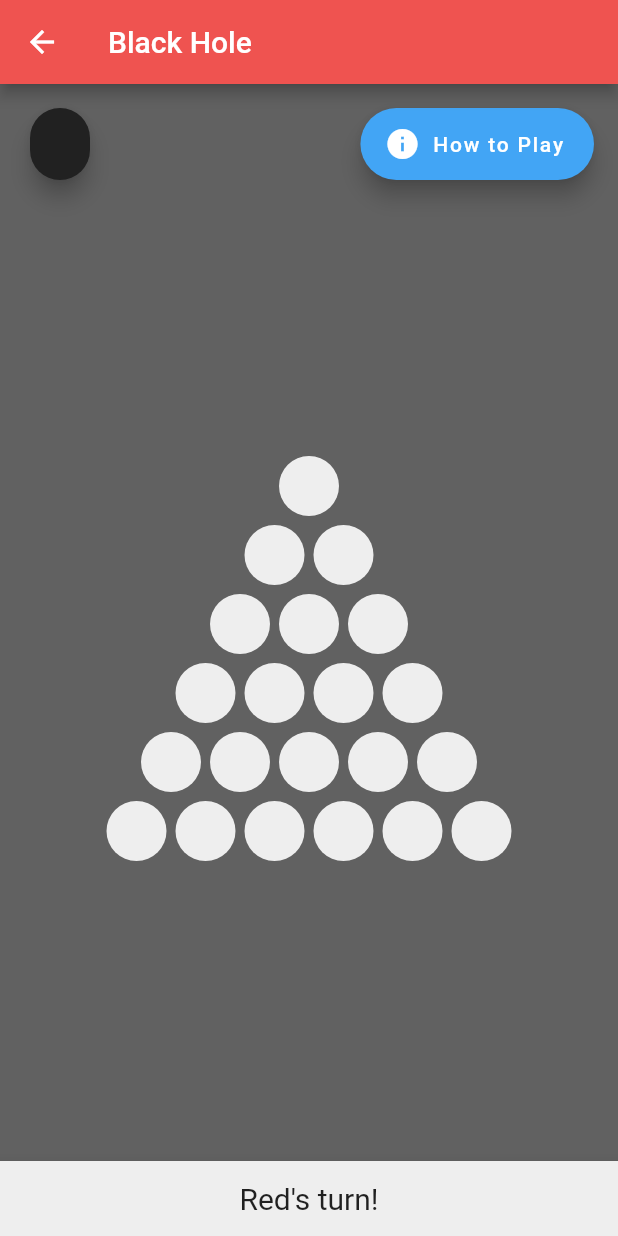
After one commit to tuliosj/game-on, a Flutter app: the screen it shows after launch, after a tap on "Black Hole", on a phone screen of 412 x 824 dp. The commit adds this screen. Run offline on Flutter 3.47's test engine with Material 2 defaults, Android fonts, the phone set to English and light mode, and no system bars; our stand-ins replace get_it, google_fonts, rxdart.

Commit message:
Black Hole design

```diff
--- a/lib/main.dart
+++ b/lib/main.dart
@@ -1,5 +1,6 @@
 import 'package:flutter/material.dart';
 import 'package:game_on/screens/orderAndChaos/orderAndChaos.dart';
+import 'package:game_on/screens/blackHole/blackHole.dart';
 import 'package:get_it/get_it.dart';
 import 'routes.dart';
 
@@ -7,6 +8,7 @@ final getIt = GetIt.instance;
 
 void main() {
   getIt.registerSingleton<OrderAndChaos>(OrderAndChaos());
+  getIt.registerSingleton<BlackHole>(BlackHole());
   runApp(GameOn());
 }
 
--- a/lib/routes.dart
+++ b/lib/routes.dart
@@ -1,8 +1,10 @@
 import 'package:flutter/widgets.dart';
 import 'package:game_on/screens/home/index.dart';
 import 'package:game_on/screens/orderAndChaos/index.dart';
+import 'package:game_on/screens/blackHole/index.dart';
 
 final Map<String, WidgetBuilder> routes = <String, WidgetBuilder>{
   "/": (BuildContext context) => HomeScreen(),
   "/oac": (BuildContext context) => OacScreen(),
+  "/blackhole": (BuildContext context) => BlackHoleScreen(),
 };
--- /dev/null
+++ b/lib/screens/blackHole/blackHole.dart
@@ -0,0 +1,101 @@
+import 'package:flutter/material.dart';
+import 'package:rxdart/rxdart.dart';
+
+import 'package:game_on/custom_flutter/dialog.dart' as customDialog;
+
+class BlackHole {
+  BehaviorSubject<bool> _resetExtended = BehaviorSubject<bool>.seeded(false);
+  Stream get resetExtended$ => _resetExtended.stream;
+  bool get currentResetExtended => _resetExtended.value;
+
+  BehaviorSubject<List<int>> _board = BehaviorSubject<List<int>>.seeded(
+      new List<int>.filled(21, 0, growable: false));
+  Stream get board$ => _board.stream;
+  List<int> get currentBoard => _board.value;
+
+  BehaviorSubject<int> _red = BehaviorSubject<int>.seeded(0);
+  Stream get red$ => _red.stream;
+  int get currentRed => _red.value;
+
+  BehaviorSubject<int> _blue = BehaviorSubject<int>.seeded(0);
+  Stream get blue$ => _blue.stream;
+  int get currentBlue => _blue.value;
+
+  BehaviorSubject<bool> _order = BehaviorSubject<bool>.seeded(true);
+  Stream get order$ => _order.stream;
+  bool get currentOrder => _order.value;
+
+  BehaviorSubject<String> _winner = BehaviorSubject<String>.seeded('');
+  Stream get winner$ => _winner.stream;
+  String get currentWinner => _winner.value;
+
+  List<int> availablePositions = [];
+
+  // Gesture Handling
+
+  color(int index) {
+    _resetExtended.add(false);
+    if (currentWinner == '' && currentBoard[index] == 0) {
+      if (currentBlue == currentRed) {
+        // Red's turn
+        _red.add(currentRed + 1);
+        currentBoard[index] = currentRed;
+      } else {
+        // Blue's turn
+        _blue.add(currentBlue + 1);
+        currentBoard[index] = -currentBlue;
+      }
+      _board.add(currentBoard);
+      _order.add(!currentOrder);
+    }
+  }
+
+  reset() {
+    if (currentResetExtended) {
+      _red.add(0);
+      _blue.add(0);
+      _board.add(new List<int>.filled(21, 0, growable: false));
+    }
+    _resetExtended.add(!currentResetExtended);
+  }
+
+  // Board controller
+
+  // Builders
+  void infoDialog(context) {
+    showDialog(
+      context: context,
+      builder: (BuildContext context) {
+        return customDialog.AlertDialog(
+          title: new Text("How to Play"),
+          content: new IntrinsicHeight(
+            child: Column(
+              children: <Widget>[
+                Text(
+                    "In this game, you can control both colors. One of you is Order and the other is Chaos."),
+                SizedBox(
+                  height: 8.0,
+                ),
+                Text(
+                    "Order plays first, and aims to get five like pieces in a row either vertically, horizontally, or diagonally."),
+                SizedBox(
+                  height: 8.0,
+                ),
+                Text(
+                    "Chaos aims to fill the board without completion of a line of five like pieces."),
+              ],
+            ),
+          ),
+          actions: <Widget>[
+            new FlatButton(
+              child: new Text("Got it!"),
+              onPressed: () {
+                Navigator.of(context).pop();
+              },
+            ),
+          ],
+        );
+      },
+    );
+  }
+}
--- /dev/null
+++ b/lib/screens/blackHole/index.dart
@@ -0,0 +1,164 @@
+import 'dart:math';
+
+import 'package:flutter/material.dart';
+import 'package:game_on/main.dart';
+import 'package:game_on/screens/blackHole/blackHole.dart';
+
+class BlackHoleScreen extends StatelessWidget {
+  final blackHole = getIt.get<BlackHole>();
+
+  @override
+  Widget build(BuildContext context) {
+    return Scaffold(
+        appBar: AppBar(
+          backgroundColor: Colors.red[400],
+          leading: IconButton(
+            icon: Icon(Icons.arrow_back),
+            onPressed: () => Navigator.of(context).pop(),
+          ),
+          title: const Text('Black Hole'),
+        ),
+        body: Container(
+          color: Colors.grey[700],
+          padding: const EdgeInsets.all(16.0),
+          child: Column(
+            crossAxisAlignment: CrossAxisAlignment.center,
+            children: <Widget>[
+              Row(
+                mainAxisAlignment: MainAxisAlignment.spaceBetween,
+                children: <Widget>[
+                  StreamBuilder(
+                    stream: blackHole.resetExtended$,
+                    builder: (BuildContext context, AsyncSnapshot snap) {
+                      return FloatingActionButton.extended(
+                        isExtended: snap.data is bool && snap.data,
+                        onPressed: () => blackHole.reset(),
+                        backgroundColor: Colors.grey[900],
+                        label: snap.data is bool && snap.data
+                            ? Row(
+                                children: <Widget>[
+                                  Padding(
+                                    padding: const EdgeInsets.only(right: 8.0),
+                                    child: Icon(Icons.delete_forever),
+                                  ),
+                                  Text("Reset Board?"),
+                                ],
+                              )
+                            : Icon(Icons.delete_forever),
+                        tooltip: 'Reset this board',
+                        heroTag: 'reset',
+                      );
+                    },
+                  ),
+                  Row(
+                    children: <Widget>[
+                      FloatingActionButton.extended(
+                        onPressed: () => blackHole.infoDialog(context),
+                        backgroundColor: Colors.blue[400],
+                        icon: Icon(Icons.info),
+                        label: Text('How to Play'),
+                        tooltip: 'How to Play',
+                      ),
+                    ],
+                  ),
+                ],
+              ),
+              Expanded(
+                flex: 1,
+                child: Column(
+                  mainAxisAlignment: MainAxisAlignment.center,
+                  children: <Widget>[
+                    StreamBuilder(
+                        stream: blackHole.board$,
+                        builder: (BuildContext context, AsyncSnapshot snap) {
+                          return Column(
+                            children: <Widget>[
+                              for (var i = 0; i < 6; i++)
+                                Row(
+                                    mainAxisAlignment: MainAxisAlignment.center,
+                                    children: <Widget>[
+                                      for (var j = ((i + 1) * i / 2).round();
+                                          j <= ((i + 1) * i / 2).round() + i;
+                                          j++)
+                                        Padding(
+                                          padding: const EdgeInsets.all(2.0),
+                                          child: GestureDetector(
+                                            onTap: () {
+                                              blackHole.color(j);
+                                            },
+                                            child: Container(
+                                              height: 40,
+                                              width: 40,
+                                              margin: EdgeInsets.all(1),
+                                              decoration: BoxDecoration(
+                                                borderRadius:
+                                                    BorderRadius.circular(50),
+                                                color:
+                                                    !(snap.data is List<int>) ||
+                                                            snap.data[j] == 0
+                                                        ? Colors.grey[200]
+                                                        : (snap.data[j] > 0
+                                                            ? Colors.red[400]
+                                                            : Colors.blue[400]),
+                                              ),
+                                              child: Row(
+                                                mainAxisAlignment:
+                                                    MainAxisAlignment.center,
+                                                crossAxisAlignment:
+                                                    CrossAxisAlignment.center,
+                                                children: <Widget>[
+                                                  snap.data is List<int>
+                                                      ? Text(snap.data[j] != 0
+                                                          ? snap.data[j]
+                                                              .abs()
+                                                              .toString()
+                                                          : '')
+                                                      : Text('')
+                                                ],
+                                              ),
+                                            ),
+                                          ),
+                                        )
+                                    ]),
+                            ],
+                          );
+                        }),
+                  ],
+                ),
+              ),
+            ],
+          ),
+        ),
+        bottomNavigationBar: BottomAppBar(
+          color: Colors.grey[200],
+          child: Container(
+              height: 50.0,
+              child: Column(
+                mainAxisAlignment: MainAxisAlignment.center,
+                crossAxisAlignment: CrossAxisAlignment.center,
+                children: <Widget>[
+                  StreamBuilder(
+                      stream: blackHole.order$,
+                      builder: (BuildContext context, AsyncSnapshot turnSnap) {
+                        return StreamBuilder(
+                            stream: blackHole.winner$,
+                            builder:
+                                (BuildContext context, AsyncSnapshot snap) {
+                              return snap.data == ''
+                                  ? Text(
+                                      turnSnap.data is bool && turnSnap.data
+                                          ? 'Red\'s turn!'
+                                          : 'Blue\'s turn!',
+                                      style: TextStyle(fontSize: 20),
+                                    )
+                                  : Text(
+                                      '${snap.data} wins!',
+                                      style: TextStyle(fontSize: 20),
+                                    );
+                            });
+                      }),
+                ],
+              )),
+        ));
+  }
+}
--- a/lib/screens/home/index.dart
+++ b/lib/screens/home/index.dart
@@ -39,6 +39,15 @@ class HomeScreen extends StatelessWidget {
                   onPressed: () => Navigator.pushNamed(context, '/oac'),
                   child: Text('Order and Chaos', style: font),
                 ),
+              ),
+              SizedBox(
+                width: double.infinity,
+                child: RaisedButton(
+                  padding: const EdgeInsets.all(16.0),
+                  color: Colors.white,
+                  onPressed: () => Navigator.pushNamed(context, '/blackhole'),
+                  child: Text('Black Hole', style: font),
+                ),
               )
             ],
           ),
--- a/lib/screens/orderAndChaos/index.dart
+++ b/lib/screens/orderAndChaos/index.dart
@@ -78,9 +78,11 @@ class OacScreen extends StatelessWidget {
                                       turnSnap.data is bool && turnSnap.data
                                           ? 'Order\'s turn!'
                                           : 'Chaos\'s turn!',
+                                      style: TextStyle(fontSize: 20),
                                     )
                                   : Text(
                                       '${snap.data} wins!',
+                                      style: TextStyle(fontSize: 20),
                                     );
                             });
                       }),
```
